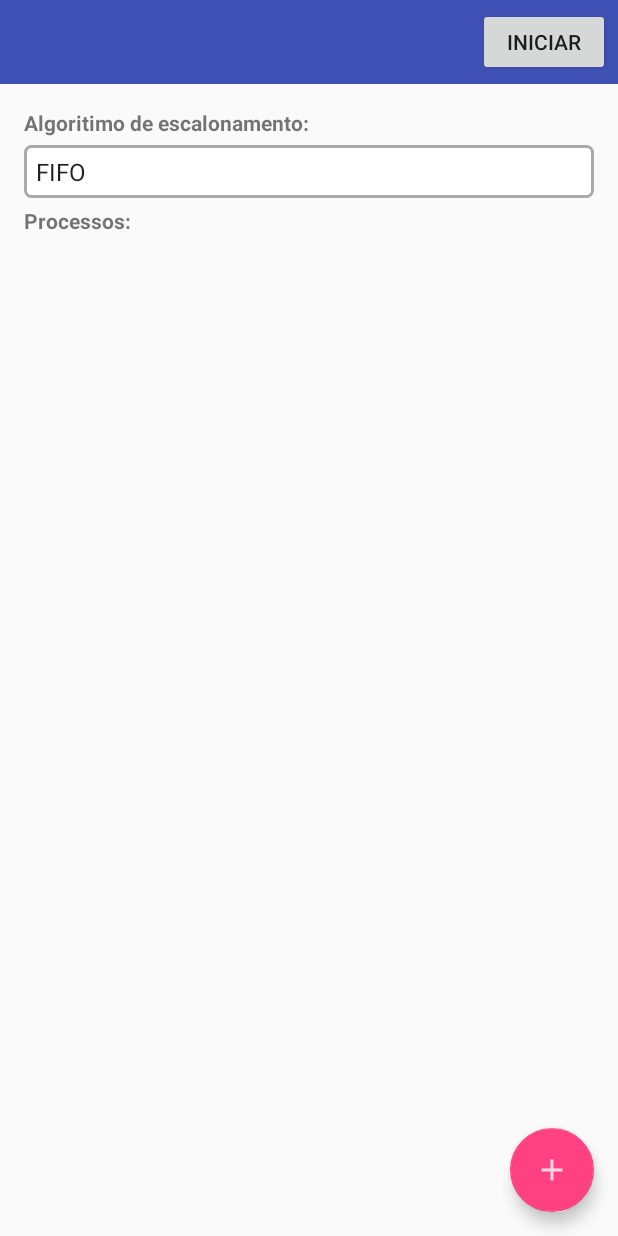
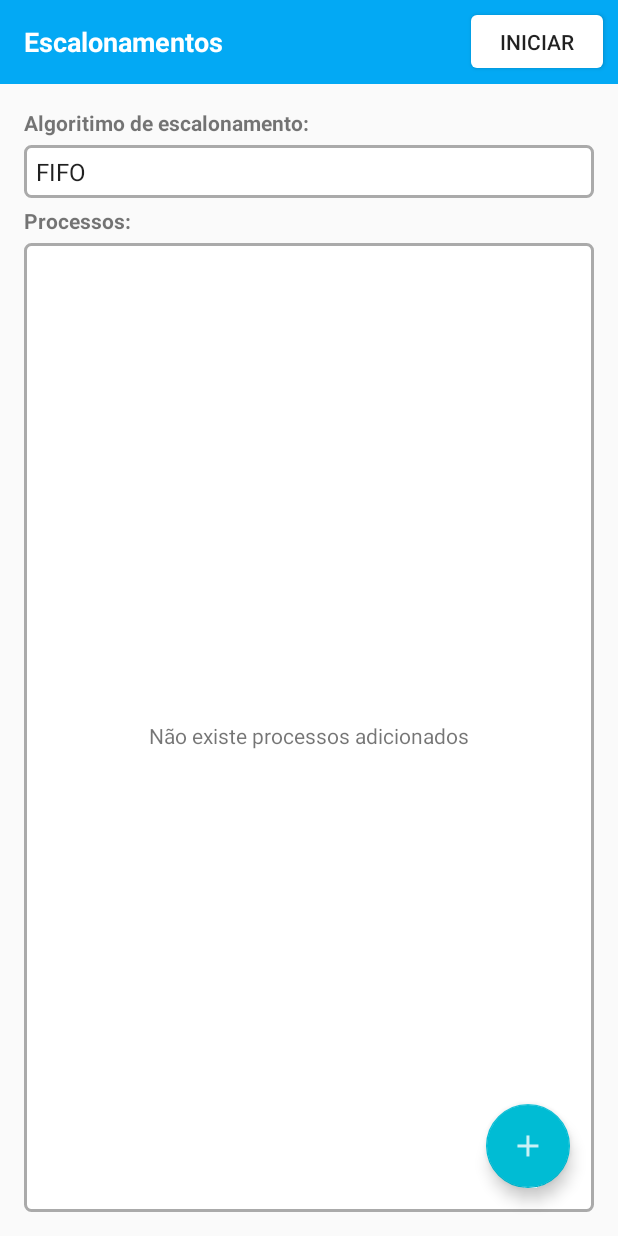
Before and after one commit to RafaelBarbosatec/Escalonamento_Processos, an Android app: the screen it shows after launch (CadastroActivity), on a phone screen of 412 x 824 dp. Run offline under Robolectric (Android 15) with nearby library versions, the phone set to English and light mode, and no system bars.

Commit message:
ajuste de cores

```diff
--- a/app/src/main/java/rafael/barbosa/escalonamento/adapters/ProcessoAdapter.java
+++ b/app/src/main/java/rafael/barbosa/escalonamento/adapters/ProcessoAdapter.java
@@ -62,13 +62,15 @@ public class ProcessoAdapter extends RecyclerView.Adapter<ProcessoAdapter.MyView
     @Override
     public int getItemCount() {
         int n = mlist.size();
-
-
         return n;
     }
 
     public List<Processo> getList(){
         return mlist;
+    }
+
+    public Processo getItem(int position){
+        return mlist.get(position);
     }
 
     public void addListaItem(Processo p,int position) {
--- a/app/src/main/java/rafael/barbosa/escalonamento/util/TimeLineView.java
+++ b/app/src/main/java/rafael/barbosa/escalonamento/util/TimeLineView.java
@@ -156,16 +156,18 @@ public class TimeLineView extends LinearLayout {
         this.itemTimeLineList = itemTimeLineList;
     }
 
-    public void startSequencia(){
+    public void startSequencia(final TimeProcessoListern timeProcessoListern){
         if (aux_sequencia < itemTimeLineList.size()){
             ItemTimeLine p = itemTimeLineList.get(aux_sequencia);
             aux_sequencia++;
             addProcesso(p, new TimeProcessoListern() {
                 @Override
                 public void finish() {
-                    startSequencia();
+                    startSequencia(timeProcessoListern);
                 }
             });
+        }else {
+            timeProcessoListern.finish();
         }
 
     }
--- a/app/src/main/res/layout/activity_cadastro.xml
+++ b/app/src/main/res/layout/activity_cadastro.xml
@@ -21,12 +21,24 @@
             <RelativeLayout
                 android:layout_width="match_parent"
                 android:layout_height="match_parent">
+
+                <TextView
+                    android:layout_width="match_parent"
+                    android:layout_height="wrap_content"
+                    android:layout_centerVertical="true"
+                    android:textSize="18sp"
+                    android:textStyle="bold"
+                    android:textColor="@android:color/white"
+                    android:text="Escalonamentos"
+                    android:layout_toLeftOf="@+id/bt_iniciar"/>
                 <Button
                     android:id="@+id/bt_iniciar"
                     android:layout_width="wrap_content"
-                    android:layout_height="wrap_content"
+                    android:layout_height="35dp"
+                    android:layout_centerVertical="true"
+                    android:background="@drawable/bg_white"
                     android:layout_alignParentRight="true"
-                    android:layout_margin="5dp"
+                    android:layout_margin="10dp"
                     android:text="INICIAR"/>
             </RelativeLayout>
         </android.support.v7.widget.Toolbar>
@@ -101,16 +113,31 @@
             android:layout_marginLeft="16dp"
             android:text="Processos:"/>
 
+        <FrameLayout
+            android:layout_width="match_parent"
+            android:layout_height="match_parent">
+
             <android.support.v7.widget.RecyclerView
                 android:id="@+id/recycler_processos"
                 android:layout_width="match_parent"
                 android:layout_height="match_parent"
+                android:background="@drawable/bg_border"
                 android:layout_marginTop="5dp"
                 android:layout_marginLeft="16dp"
                 android:layout_marginRight="16dp"
-            android:layout_below="@+id/tv_processos">
+                android:layout_marginBottom="16dp">
 
             </android.support.v7.widget.RecyclerView>
+
+            <TextView
+                android:id="@+id/tv_empty"
+                android:layout_width="wrap_content"
+                android:layout_height="wrap_content"
+                android:visibility="visible"
+                android:text="Não existe processos adicionados"
+                android:layout_gravity="center"/>
+
+        </FrameLayout>
 
     </LinearLayout>
 
@@ -120,7 +147,7 @@
         android:layout_height="match_parent"
         android:layout_alignParentRight="true"
         android:layout_alignParentBottom="true"
-        android:layout_margin="16dp"
+        android:layout_margin="32dp"
         android:clickable="true"
         android:src="@drawable/ic_add"
         app:fabSize="normal"/>
--- a/app/src/main/res/layout/activity_main.xml
+++ b/app/src/main/res/layout/activity_main.xml
@@ -1,6 +1,7 @@
 <?xml version="1.0" encoding="utf-8"?>
 <RelativeLayout xmlns:android="http://schemas.android.com/apk/res/android"
     xmlns:app="http://schemas.android.com/apk/res-auto"
+    android:id="@+id/rl_main"
     xmlns:tools="http://schemas.android.com/tools"
     android:layout_width="match_parent"
     android:layout_height="match_parent"
--- a/app/src/main/res/layout/custom_dialog.xml
+++ b/app/src/main/res/layout/custom_dialog.xml
@@ -9,7 +9,7 @@
         android:id="@+id/tv_processos"
         android:layout_width="wrap_content"
         android:layout_height="wrap_content"
-        android:layout_below="@+id/ll_conf"
+        android:textStyle="bold"
         android:layout_marginTop="10dp"
         android:layout_marginLeft="16dp"
         android:text="Processo:"/>
--- a/app/src/main/res/layout/item_escalonamento.xml
+++ b/app/src/main/res/layout/item_escalonamento.xml
@@ -14,13 +14,13 @@
         android:layout_width="wrap_content"
         android:layout_height="60px"
         android:padding="0dp"
-        android:background="@android:color/black"/>
+        android:background="@color/colorPrimary"/>
 
     <TextView
         android:id="@+id/tv_sobrecarga"
         android:layout_width="wrap_content"
         android:layout_height="60px"
         android:padding="0dp"
-        android:background="@android:color/holo_red_dark"/>
+        android:background="#f34236"/>
 
 </LinearLayout>
--- a/app/src/main/res/layout/item_processo.xml
+++ b/app/src/main/res/layout/item_processo.xml
@@ -7,7 +7,8 @@
     android:clickable="true"
     android:background="?selectableItemBackground"
     android:paddingTop="10dp"
-    android:paddingBottom="10dp">
+    android:paddingLeft="10dp"
+    android:paddingRight="10dp">
 
     <LinearLayout
         android:layout_width="match_parent"
--- a/app/src/main/res/layout/timeline_layout.xml
+++ b/app/src/main/res/layout/timeline_layout.xml
@@ -42,7 +42,7 @@
                 android:id="@+id/timeline"
                 android:layout_width="wrap_content"
                 android:layout_height="2dp"
-                android:background="@color/colorAccent"/>
+                android:background="@android:color/black"/>
 
             <LinearLayout
                 android:id="@+id/ll_linhas"
--- a/app/src/main/res/values/colors.xml
+++ b/app/src/main/res/values/colors.xml
@@ -1,6 +1,6 @@
 <?xml version="1.0" encoding="utf-8"?>
 <resources>
-    <color name="colorPrimary">#3F51B5</color>
-    <color name="colorPrimaryDark">#303F9F</color>
-    <color name="colorAccent">#FF4081</color>
+    <color name="colorPrimary">#03A9F4</color>
+    <color name="colorPrimaryDark">#0288D1</color>
+    <color name="colorAccent">#00BCD4</color>
 </resources>
```
Also changed, not shown: app/src/main/java/rafael/barbosa/escalonamento/Cadastro/CadastroActivity.java (+26 -3 lines), app/src/main/java/rafael/barbosa/escalonamento/MainActivity.java (+11 -1 lines), app/src/main/java/rafael/barbosa/escalonamento/util/Algoritimos.java (+3 -6 lines). Lines whose indentation alone changed are shown as unchanged.
